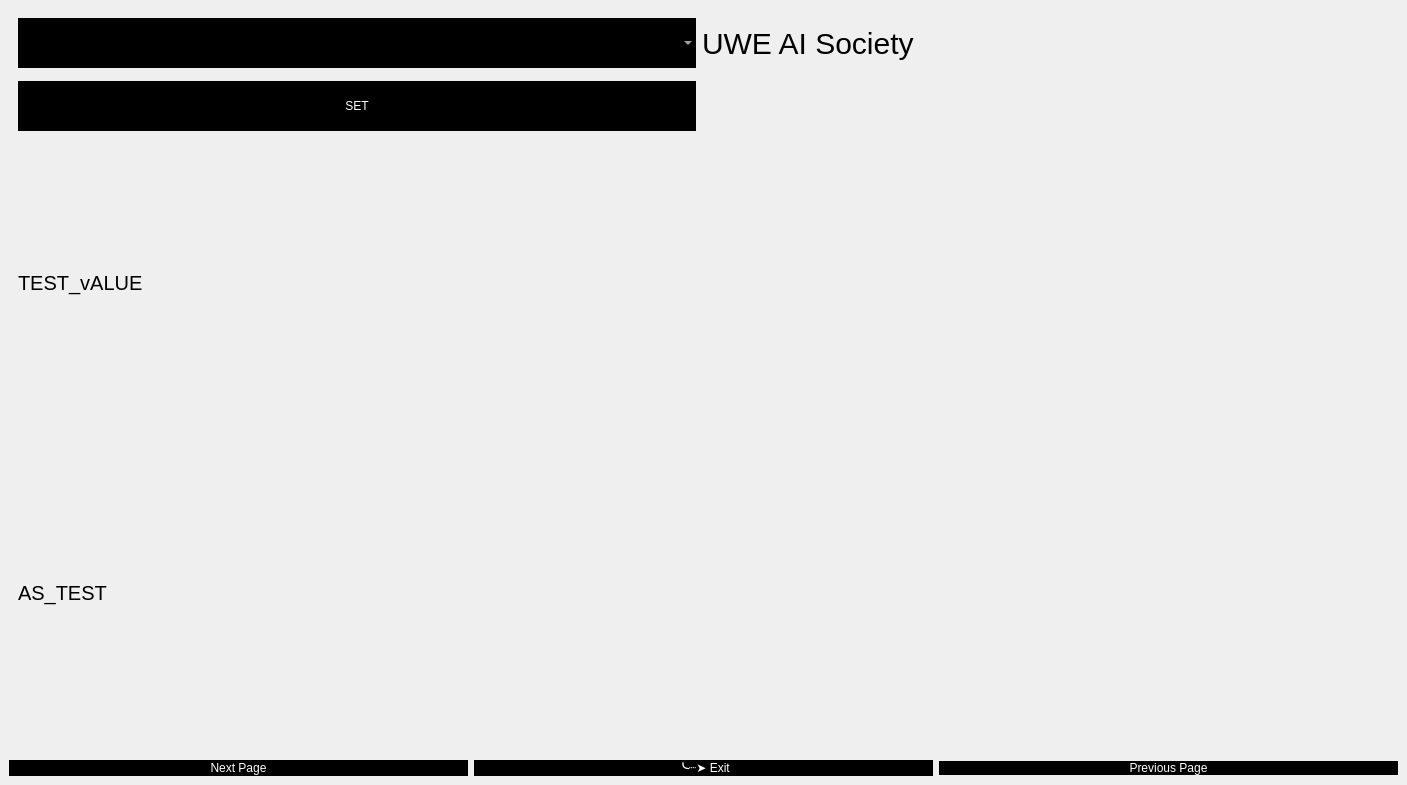
This is mainwindow.ui in yahiaabdelhady2023/vcu_interface as Qt 5 draws it before an edit. The edited form follows.
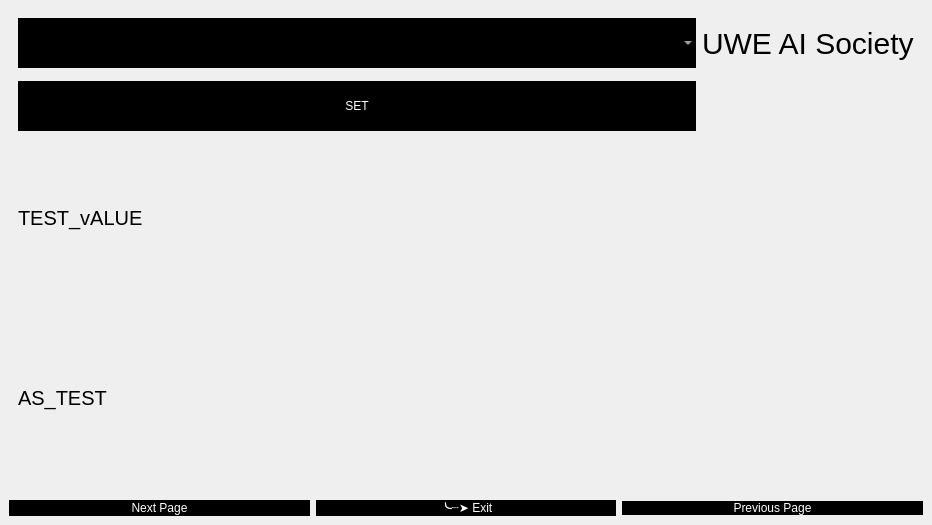
This is the edited form.

Diff of the .ui file:
```diff
--- a/mainwindow.ui
+++ b/mainwindow.ui
@@ -6,10 +6,22 @@
    <rect>
     <x>0</x>
     <y>0</y>
-    <width>1407</width>
-    <height>785</height>
+    <width>932</width>
+    <height>525</height>
    </rect>
   </property>
+  <property name="sizePolicy">
+   <sizepolicy hsizetype="MinimumExpanding" vsizetype="MinimumExpanding">
+    <horstretch>0</horstretch>
+    <verstretch>0</verstretch>
+   </sizepolicy>
+  </property>
+  <property name="maximumSize">
+   <size>
+    <width>932</width>
+    <height>525</height>
+   </size>
+  </property>
   <property name="windowTitle">
    <string>MainWindow</string>
   </property>
```
Left out of the diff: 10 changed lines with no effect on the pictures.
